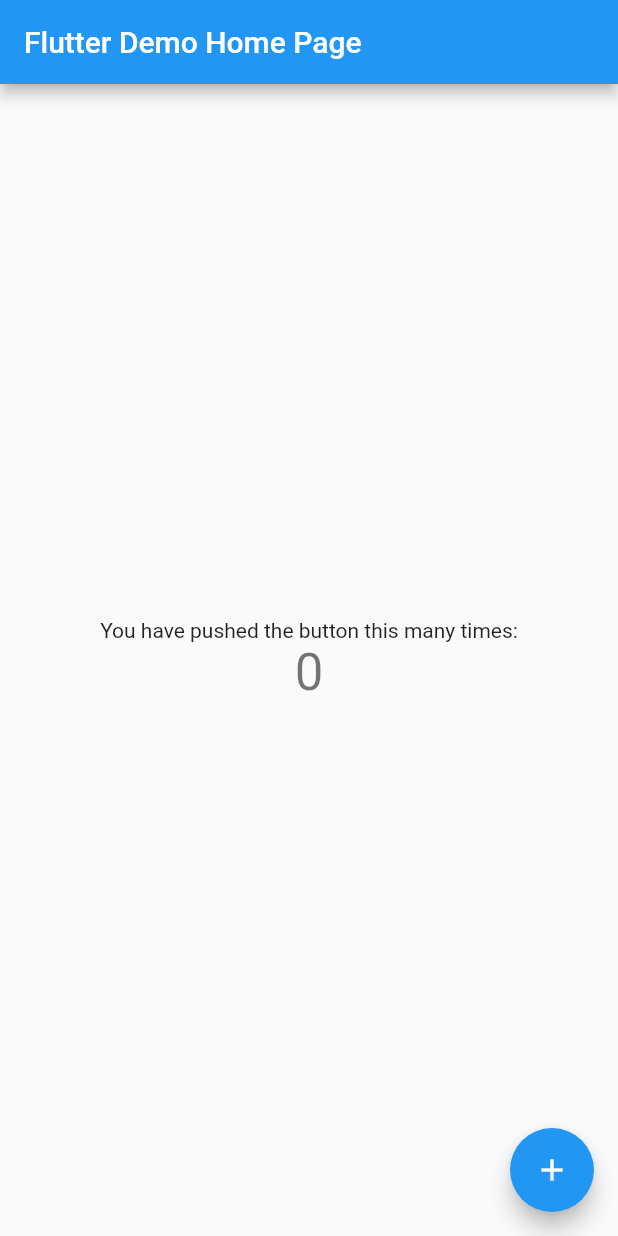
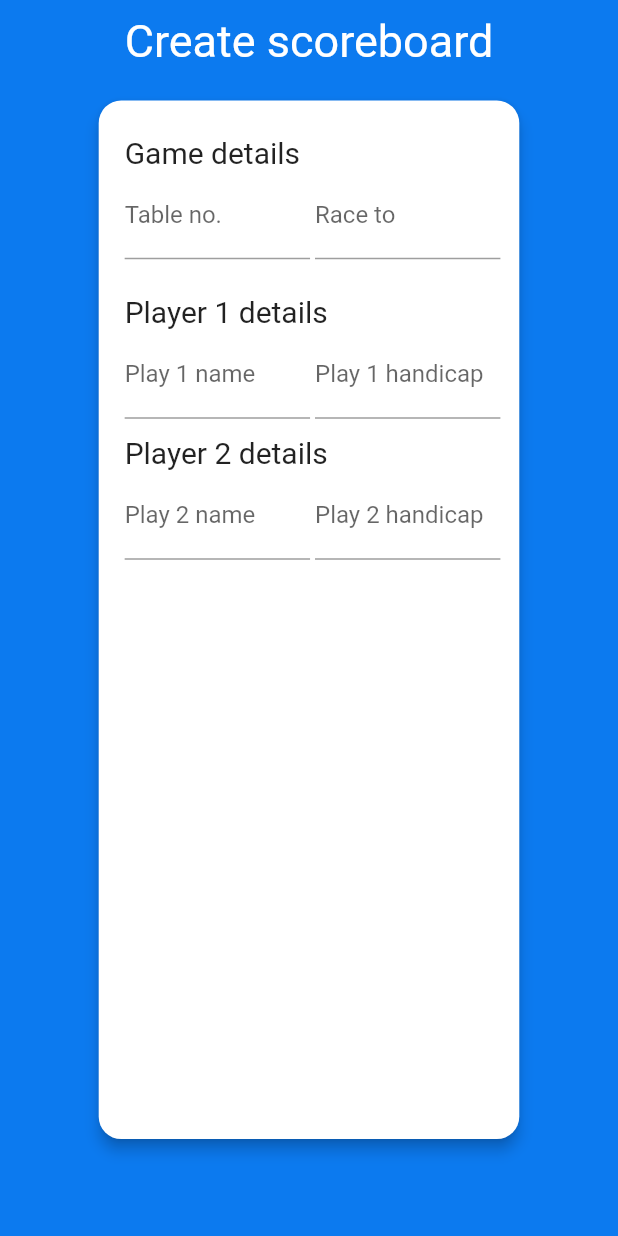
Before and after one commit to SulingXu/GameBoard, a Flutter app: the screen it shows after launch, on a phone screen of 412 x 824 dp. Run offline on Flutter 3.47's test engine with Material 2 defaults, Android fonts, the phone set to English and light mode, and no system bars.

Commit message:
Add player_info_input_card_widget

```diff
--- /dev/null
+++ b/lib/create_score_board/player_info_input_card_widget.dart
@@ -0,0 +1,168 @@
+import 'package:flutter/material.dart';
+
+class PlayerInfoInputCardWidget extends StatefulWidget {
+  PlayerInfoInputCardWidget({Key? key}) : super(key: key);
+  @override
+  _PlayerInfoInputCardWidgetState createState() => _PlayerInfoInputCardWidgetState();
+}
+
+class _PlayerInfoInputCardWidgetState extends State<PlayerInfoInputCardWidget> {
+  final _tableNumberController = TextEditingController();
+  final _raceToController = TextEditingController();
+  final _firstPlayerNameController = TextEditingController();
+  final _firstPlayerHandicapController = TextEditingController();
+  final _secondPlayerNameController = TextEditingController();
+  final _secondPlayerHandicapController = TextEditingController();
+  final String _emptyInputAlertTxt = 'Please enter some text';
+  final String _tableNumberInputLabelTxt = 'Table no.';
+  final String _raceToInputLabelTxt = 'Race to';
+  final String _firstPlayerNameLabelTxt = 'Play 1 name';
+  final String _secondPlayerNameLabelTxt = 'Play 2 name';
+  final String _firstPlayerHandicapLabelTxt = 'Play 1 handicap';
+  final String _secondPlayerHandicapLabelTxt = 'Play 2 handicap';
+  final String _gameDetailsPrefix = 'Game details';
+  final String _firstPlayerDetailsPrefix = 'Player 1 details';
+  final String _secondPlayerDetailsPrefix = 'Player 2 details';
+  final String _startGameButtonTxt = 'Start Game';
+
+  Widget textFormField(TextEditingController controller, String labelTxt, String emptyInputAlert) {
+    return TextFormField(
+      controller: controller,
+      decoration: InputDecoration(
+        border: UnderlineInputBorder(),
+        labelText: labelTxt,
+      ),
+      validator: (value) {
+        if (value == null || value.isEmpty) {
+          return emptyInputAlert;
+        }
+        return null;
+      },
+    );
+  }
+
+  Widget inputPrefixAndRow(
+      String detailsPrefix,
+      double paddingWidth,
+      double paddingHeight,
+      double inputLineWidth,
+      double columnsInputIntervalWidth,
+      TextEditingController controller1,
+      TextEditingController controller2,
+      String inputLabelTxt1,
+      String inputLabelTxt2,
+      String emptyInputAlertTxt) {
+    return Container(
+        child: Column(
+            crossAxisAlignment: CrossAxisAlignment.start,
+            children: <Widget>[
+              Padding(
+                padding: EdgeInsets.symmetric(
+                    horizontal: paddingWidth, vertical: paddingHeight),
+                child: Text(
+                  detailsPrefix,
+                  style: TextStyle(
+                    fontSize: 20,
+                  ),
+                ),
+              ),
+              Padding(
+                padding: EdgeInsets.symmetric(
+                    horizontal: paddingWidth, vertical: paddingHeight),
+                child: Row(
+                  // mainAxisAlignment: MainAxisAlignment.center,
+                    children: <Widget>[
+                      Container(
+                        width: inputLineWidth, // do it in both Container
+                        child: textFormField(
+                            controller1, inputLabelTxt1, emptyInputAlertTxt),
+                      ),
+                      SizedBox(width: columnsInputIntervalWidth),
+                      Container(
+                        width: inputLineWidth,
+                        child: textFormField(
+                            controller2, inputLabelTxt2, emptyInputAlertTxt),
+                      )
+                    ]),
+              ),
+            ]));
+  }
+
+  @override
+  Widget build(BuildContext context) {
+    final double _deviceWidth = MediaQuery.of(context).size.width;
+    final double _deviceHeight = MediaQuery.of(context).size.height;
+    final double _cardWidth = _deviceWidth * 0.70;
+    final double _cardHeight = _deviceHeight * 0.85;
+    final double _inputLineWidth = _deviceWidth * 0.3;
+    final double _columnsInputIntervalWidth = _deviceWidth * 0.008;
+    final double _rowsInputLargeIntervalHeight = _deviceWidth * 0.055;
+    final double _rowsInputSmallIntervalHeight = _deviceWidth * 0.025;
+    final double _cardHorizontalPadding = _deviceWidth * 0.042;
+    final double _cardVerticalPadding = _deviceHeight * 0.0005;
+
+    return Container(
+        width: _cardWidth,
+        height: _cardHeight,
+        child: Card(
+            semanticContainer: true,
+            shape: RoundedRectangleBorder(
+              borderRadius: BorderRadius.circular(15.0),
+            ),
+            color: Colors.white,
+            elevation: 4.0,
+            child: Align(
+                alignment: Alignment.topLeft,
+                child: Column(
+                  crossAxisAlignment: CrossAxisAlignment.start,
+                  children: <Widget>[
+                    SizedBox(height: _rowsInputLargeIntervalHeight),
+                    inputPrefixAndRow(
+                        _gameDetailsPrefix,
+                        _cardHorizontalPadding,
+                        _cardVerticalPadding,
+                        _inputLineWidth,
+                        _columnsInputIntervalWidth,
+                        _tableNumberController,
+                        _raceToController,
+                        _tableNumberInputLabelTxt,
+                        _raceToInputLabelTxt,
+                        _emptyInputAlertTxt),
+                    SizedBox(height: _rowsInputLargeIntervalHeight),
+                    inputPrefixAndRow(
+                        _firstPlayerDetailsPrefix,
+                        _cardHorizontalPadding,
+                        _cardVerticalPadding,
+                        _inputLineWidth,
+                        _columnsInputIntervalWidth,
+                        _firstPlayerNameController,
+                        _firstPlayerHandicapController,
+                        _firstPlayerNameLabelTxt,
+                        _firstPlayerHandicapLabelTxt,
+                        _emptyInputAlertTxt),
+                    SizedBox(height: _rowsInputSmallIntervalHeight),
+                    inputPrefixAndRow(
+                        _secondPlayerDetailsPrefix,
+                        _cardHorizontalPadding,
+                        _cardVerticalPadding,
+                        _inputLineWidth,
+                        _columnsInputIntervalWidth,
+                        _secondPlayerNameController,
+                        _secondPlayerHandicapController,
+                        _secondPlayerNameLabelTxt,
+                        _secondPlayerHandicapLabelTxt,
+                        _emptyInputAlertTxt),
+                    SizedBox(height: _rowsInputSmallIntervalHeight),
+                    // ElevatedButton(onPressed: null, child: Text(
+                    //   _startGameButtonTxt,
+                    //   style: TextStyle(
+                    //     fontSize: 20,
+                    //   ),
+                    // ),)
+                  ],
+                )
+            )
+        )
+    );
+  }
+}
--- a/lib/main.dart
+++ b/lib/main.dart
@@ -1,113 +1,44 @@
 import 'package:flutter/material.dart';
+import 'package:game_board/create_score_board/player_info_input_card_widget.dart';
+
 
 void main() {
   runApp(MyApp());
 }
 
 class MyApp extends StatelessWidget {
-  // This widget is the root of your application.
+  final String _createScoreBoardTxt = 'Create scoreboard';
+
   @override
   Widget build(BuildContext context) {
     return MaterialApp(
-      title: 'Flutter Demo',
-      theme: ThemeData(
-        // This is the theme of your application.
-        //
-        // Try running your application with "flutter run". You'll see the
-        // application has a blue toolbar. Then, without quitting the app, try
-        // changing the primarySwatch below to Colors.green and then invoke
-        // "hot reload" (press "r" in the console where you ran "flutter run",
-        // or simply save your changes to "hot reload" in a Flutter IDE).
-        // Notice that the counter didn't reset back to zero; the application
-        // is not restarted.
-        primarySwatch: Colors.blue,
-      ),
-      home: MyHomePage(title: 'Flutter Demo Home Page'),
+        title: 'Score Board',
+        theme: ThemeData(
+          primarySwatch: Colors.blue,
+        ),
+        home: Scaffold(
+            backgroundColor: const Color(0xFF0C7AEF),
+            body: Center(
+                child: Column(
+                    children: <Widget>[
+                      Padding(
+                        padding: EdgeInsets.symmetric(
+                            horizontal: 20,
+                            vertical: 10),
+                        child: Text(
+                          _createScoreBoardTxt,
+                          style: TextStyle(
+                            fontSize: 30,
+                            color: Colors.white,
+                          ),
+                        ),
+                      ),
+                      SizedBox(height: 8),
+                      PlayerInfoInputCardWidget(),
+                    ]
+                )
+            )
+        )
     );
   }
 }
-
-class MyHomePage extends StatefulWidget {
-  MyHomePage({Key? key, required this.title}) : super(key: key);
-
-  // This widget is the home page of your application. It is stateful, meaning
-  // that it has a State object (defined below) that contains fields that affect
-  // how it looks.
-
-  // This class is the configuration for the state. It holds the values (in this
-  // case the title) provided by the parent (in this case the App widget) and
-  // used by the build method of the State. Fields in a Widget subclass are
-  // always marked "final".
-
-  final String title;
-
-  @override
-  _MyHomePageState createState() => _MyHomePageState();
-}
-
-class _MyHomePageState extends State<MyHomePage> {
-  int _counter = 0;
-
-  void _incrementCounter() {
-    setState(() {
-      // This call to setState tells the Flutter framework that something has
-      // changed in this State, which causes it to rerun the build method below
-      // so that the display can reflect the updated values. If we changed
-      // _counter without calling setState(), then the build method would not be
-      // called again, and so nothing would appear to happen.
-      _counter++;
-    });
-  }
-
-  @override
-  Widget build(BuildContext context) {
-    // This method is rerun every time setState is called, for instance as done
-    // by the _incrementCounter method above.
-    //
-    // The Flutter framework has been optimized to make rerunning build methods
-    // fast, so that you can just rebuild anything that needs updating rather
-    // than having to individually change instances of widgets.
-    return Scaffold(
-      appBar: AppBar(
-        // Here we take the value from the MyHomePage object that was created by
-        // the App.build method, and use it to set our appbar title.
-        title: Text(widget.title),
-      ),
-      body: Center(
-        // Center is a layout widget. It takes a single child and positions it
-        // in the middle of the parent.
-        child: Column(
-          // Column is also a layout widget. It takes a list of children and
-          // arranges them vertically. By default, it sizes itself to fit its
-          // children horizontally, and tries to be as tall as its parent.
-          //
-          // Invoke "debug painting" (press "p" in the console, choose the
-          // "Toggle Debug Paint" action from the Flutter Inspector in Android
-          // Studio, or the "Toggle Debug Paint" command in Visual Studio Code)
-          // to see the wireframe for each widget.
-          //
-          // Column has various properties to control how it sizes itself and
-          // how it positions its children. Here we use mainAxisAlignment to
-          // center the children vertically; the main axis here is the vertical
-          // axis because Columns are vertical (the cross axis would be
-          // horizontal).
-          mainAxisAlignment: MainAxisAlignment.center,
-          children: <Widget>[
-            Text(
-              'You have pushed the button this many times:',
-            ),
-            Text(
-              '$_counter',
-              style: Theme.of(context).textTheme.headline4,
-            ),
-          ],
-        ),
-      ),
-      floatingActionButton: FloatingActionButton(
-        onPressed: _incrementCounter,
-        tooltip: 'Increment',
-        child: Icon(Icons.add),
-      ), // This trailing comma makes auto-formatting nicer for build methods.
-    );
-  }
-}
```
